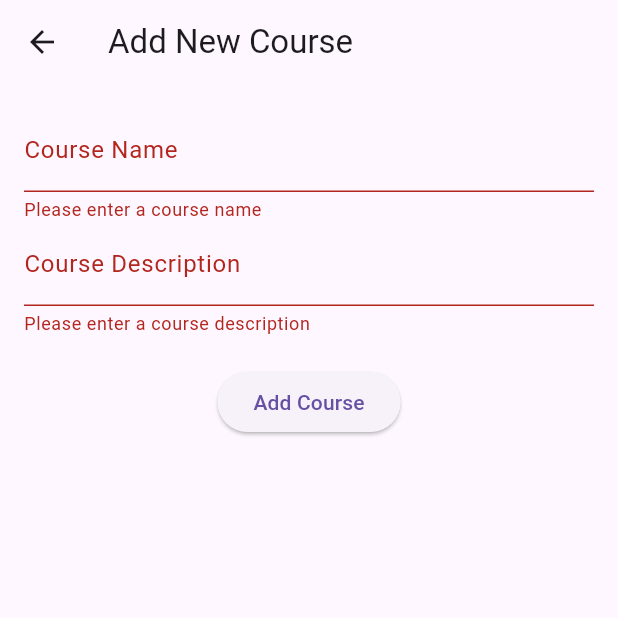
After one commit to SantiagoChamie/lenski, a Flutter app: the AddCourseScreen screen opened directly, after a tap on "Add Course", on a phone screen of 412 x 824 dp, the top half of it. The commit adds this screen. Run offline on Flutter 3.47's test engine with Material 3 defaults, Android fonts, the phone set to English and light mode, and no system bars; network calls fail.

Commit message:
add course file created with sample add course screen

```diff
--- /dev/null
+++ b/lib/screens/home/add_course/add_course_screen.dart
@@ -0,0 +1,72 @@
+import 'package:flutter/material.dart';
+
+class AddCourseScreen extends StatefulWidget {
+  @override
+  _AddCourseScreenState createState() => _AddCourseScreenState();
+}
+
+class _AddCourseScreenState extends State<AddCourseScreen> {
+  final _formKey = GlobalKey<FormState>();
+  final _courseNameController = TextEditingController();
+  final _courseDescriptionController = TextEditingController();
+
+  @override
+  void dispose() {
+    _courseNameController.dispose();
+    _courseDescriptionController.dispose();
+    super.dispose();
+  }
+
+  void _addCourse() {
+    if (_formKey.currentState!.validate()) {
+      // Add course to the list (this is just a placeholder, implement your logic here)
+      print('Course Name: ${_courseNameController.text}');
+      print('Course Description: ${_courseDescriptionController.text}');
+      Navigator.pop(context);
+    }
+  }
+
+  @override
+  Widget build(BuildContext context) {
+    return Scaffold(
+      appBar: AppBar(
+        title: Text('Add New Course'),
+      ),
+      body: Padding(
+        padding: const EdgeInsets.all(16.0),
+        child: Form(
+          key: _formKey,
+          child: Column(
+            children: [
+              TextFormField(
+                controller: _courseNameController,
+                decoration: InputDecoration(labelText: 'Course Name'),
+                validator: (value) {
+                  if (value == null || value.isEmpty) {
+                    return 'Please enter a course name';
+                  }
+                  return null;
+                },
+              ),
+              TextFormField(
+                controller: _courseDescriptionController,
+                decoration: InputDecoration(labelText: 'Course Description'),
+                validator: (value) {
+                  if (value == null || value.isEmpty) {
+                    return 'Please enter a course description';
+                  }
+                  return null;
+                },
+              ),
+              SizedBox(height: 20),
+              ElevatedButton(
+                onPressed: _addCourse,
+                child: Text('Add Course'),
+              ),
+            ],
+          ),
+        ),
+      ),
+    );
+  }
+}
--- a/lib/screens/home/courses.dart
+++ b/lib/screens/home/courses.dart
@@ -1,6 +1,6 @@
 import 'package:flutter/material.dart';
 import 'package:lenski/utils/proportions.dart';
-import 'add_course_button.dart';
+import 'add_course/add_course_button.dart';
 import 'course_list.dart';
 import 'course_model.dart';
 
```
Also changed, not shown: lib/screens/home/add_course/add_course_button.dart (renamed from lib/screens/home/add_course_button.dart).
